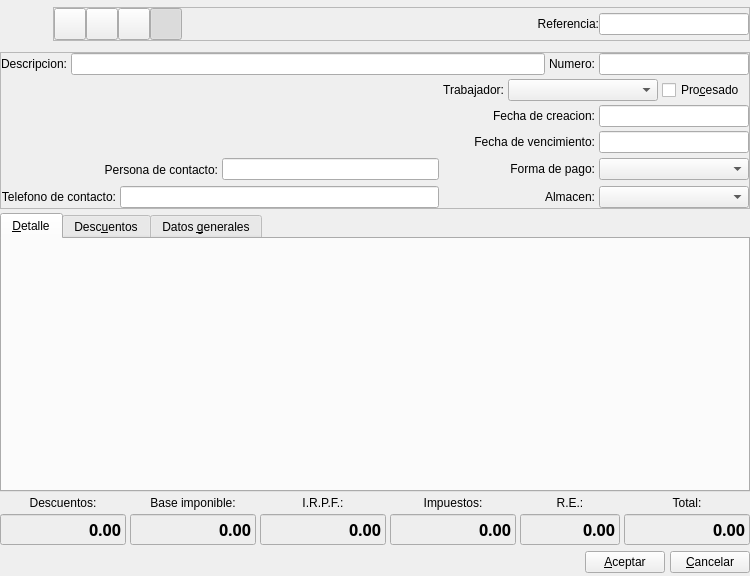
The window that bulmages/bulmafact/plugins/pluginbf_clientepresupuesto/presupuestoclientebase.ui (eboladev/Bulmages-1) describes before a commit, drawn with Qt 5.
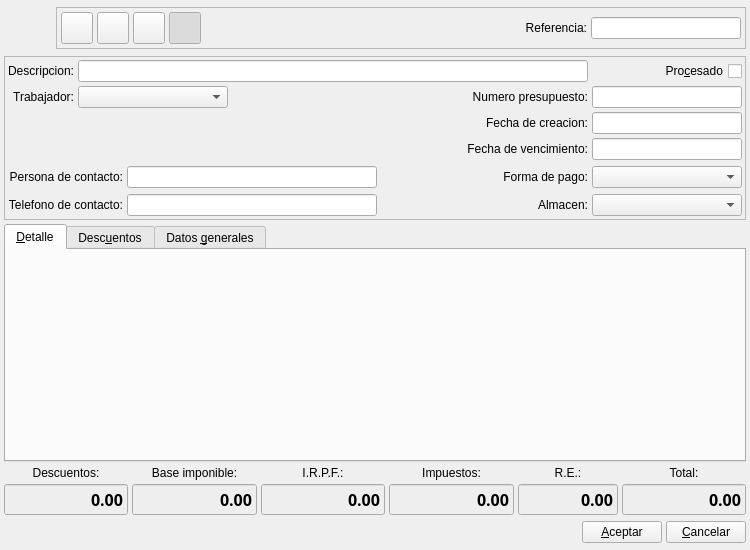
The same window after the commit. Icons and pictures are not drawn. Custom widgets are drawn as their Qt base class.

What changed in the file:
```diff
--- a/bulmages/bulmafact/plugins/pluginbf_clientepresupuesto/presupuestoclientebase.ui
+++ b/bulmages/bulmafact/plugins/pluginbf_clientepresupuesto/presupuestoclientebase.ui
@@ -8,14 +8,14 @@
     <x>0</x>
     <y>0</y>
     <width>750</width>
-    <height>576</height>
+    <height>550</height>
    </rect>
   </property>
-  <property name="sizePolicy">
-   <sizepolicy hsizetype="Preferred" vsizetype="Preferred">
-    <horstretch>0</horstretch>
-    <verstretch>0</verstretch>
-   </sizepolicy>
+  <property name="minimumSize">
+   <size>
+    <width>750</width>
+    <height>550</height>
+   </size>
   </property>
   <property name="windowTitle">
    <string>Nuevo presupuesto a cliente</string>
@@ -26,12 +26,12 @@
   </property>
   <layout class="QGridLayout" name="gridLayout_2">
    <property name="margin">
-    <number>0</number>
+    <number>4</number>
    </property>
    <item row="0" column="0" colspan="6">
     <layout class="QHBoxLayout">
      <property name="spacing">
-      <number>5</number>
+      <number>4</number>
      </property>
      <property name="margin">
       <number>0</number>
@@ -74,10 +74,10 @@
        </property>
        <layout class="QHBoxLayout">
         <property name="spacing">
-         <number>0</number>
+         <number>4</number>
         </property>
         <property name="margin">
-         <number>0</number>
+         <number>4</number>
         </property>
         <item>
          <widget class="QToolButton" name="mui_guardar">
@@ -108,8 +108,8 @@
           </property>
           <property name="iconSize">
            <size>
-            <width>32</width>
-            <height>32</height>
+            <width>22</width>
+            <height>22</height>
            </size>
           </property>
           <property name="shortcut">
@@ -146,8 +146,8 @@
           </property>
           <property name="iconSize">
            <size>
-            <width>32</width>
-            <height>32</height>
+            <width>22</width>
+            <height>22</height>
            </size>
           </property>
           <property name="shortcut">
@@ -184,8 +184,8 @@
           </property>
           <property name="iconSize">
            <size>
-            <width>32</width>
-            <height>32</height>
+            <width>22</width>
+            <height>22</height>
            </size>
           </property>
           <property name="shortcut">
@@ -222,8 +222,8 @@
           </property>
           <property name="iconSize">
            <size>
-            <width>32</width>
-            <height>32</height>
+            <width>22</width>
+            <height>22</height>
            </size>
           </property>
           <property name="shortcut">
@@ -355,12 +355,7 @@
       <enum>QFrame::Raised</enum>
      </property>
      <layout class="QGridLayout" name="gridLayout">
-      <property name="margin">
-       <number>0</number>
-      </property>
-      <item row="0" column="0" colspan="4">
-       <layout class="QHBoxLayout">
-        <item>
+      <item row="0" column="0">
          <widget class="QLabel" name="label8">
           <property name="sizePolicy">
            <sizepolicy hsizetype="Preferred" vsizetype="Fixed">
@@ -379,7 +374,7 @@
           </property>
          </widget>
         </item>
-        <item>
+      <item row="0" column="1" colspan="4">
          <widget class="QLineEdit" name="mui_descpresupuesto">
           <property name="sizePolicy">
            <sizepolicy hsizetype="Expanding" vsizetype="Preferred">
@@ -392,7 +387,65 @@
           </property>
          </widget>
         </item>
-        <item>
+      <item row="0" column="5">
+       <widget class="QCheckBox" name="mui_procesadopresupuesto">
+        <property name="layoutDirection">
+         <enum>Qt::RightToLeft</enum>
+        </property>
+        <property name="text">
+         <string>Pro&amp;cesado</string>
+        </property>
+       </widget>
+      </item>
+      <item row="1" column="0">
+       <widget class="QLabel" name="label10">
+        <property name="sizePolicy">
+         <sizepolicy hsizetype="Preferred" vsizetype="Fixed">
+          <horstretch>0</horstretch>
+          <verstretch>0</verstretch>
+         </sizepolicy>
+        </property>
+        <property name="text">
+         <string>Trabajador:</string>
+        </property>
+        <property name="alignment">
+         <set>Qt::AlignRight|Qt::AlignTrailing|Qt::AlignVCenter</set>
+        </property>
+        <property name="buddy">
+         <cstring>mui_idtrabajador</cstring>
+        </property>
+       </widget>
+      </item>
+      <item row="1" column="1" colspan="2">
+       <widget class="BfBuscarTrabajador" name="mui_idtrabajador">
+        <property name="minimumSize">
+         <size>
+          <width>150</width>
+          <height>0</height>
+         </size>
+        </property>
+        <property name="maximumSize">
+         <size>
+          <width>150</width>
+          <height>16777215</height>
+         </size>
+        </property>
+       </widget>
+      </item>
+      <item row="1" column="3">
+       <spacer name="horizontalSpacer_3">
+        <property name="orientation">
+         <enum>Qt::Horizontal</enum>
+        </property>
+        <property name="sizeHint" stdset="0">
+         <size>
+          <width>68</width>
+          <height>20</height>
+         </size>
+        </property>
+       </spacer>
+      </item>
+      <item row="1" column="4">
          <widget class="QLabel" name="label7">
           <property name="sizePolicy">
            <sizepolicy hsizetype="Preferred" vsizetype="Fixed">
@@ -401,7 +454,7 @@
            </sizepolicy>
           </property>
           <property name="text">
-           <string>Numero:</string>
+         <string>Numero presupuesto:</string>
           </property>
           <property name="alignment">
            <set>Qt::AlignRight|Qt::AlignTrailing|Qt::AlignVCenter</set>
@@ -411,7 +464,7 @@
           </property>
          </widget>
         </item>
-        <item>
+      <item row="1" column="5">
          <widget class="QLineEdit" name="mui_numpresupuesto">
           <property name="sizePolicy">
            <sizepolicy hsizetype="Preferred" vsizetype="Preferred">
@@ -433,9 +486,7 @@
           </property>
          </widget>
         </item>
-       </layout>
-      </item>
-      <item row="1" column="0" rowspan="3">
+      <item row="2" column="0" rowspan="2" colspan="4">
        <widget class="BlSearchWidget" name="mui_idcliente" native="true">
         <property name="sizePolicy">
          <sizepolicy hsizetype="Ignored" vsizetype="Ignored">
@@ -451,58 +502,7 @@
         </property>
        </widget>
       </item>
-      <item row="1" column="1">
-       <layout class="QHBoxLayout" name="horizontalLayout_7">
-        <item>
-         <widget class="QLabel" name="label10">
-          <property name="sizePolicy">
-           <sizepolicy hsizetype="Preferred" vsizetype="Fixed">
-            <horstretch>0</horstretch>
-            <verstretch>0</verstretch>
-           </sizepolicy>
-          </property>
-          <property name="text">
-           <string>Trabajador:</string>
-          </property>
-          <property name="alignment">
-           <set>Qt::AlignRight|Qt::AlignTrailing|Qt::AlignVCenter</set>
-          </property>
-          <property name="buddy">
-           <cstring>mui_idtrabajador</cstring>
-          </property>
-         </widget>
-        </item>
-        <item>
-         <widget class="BfBuscarTrabajador" name="mui_idtrabajador">
-          <property name="minimumSize">
-           <size>
-            <width>150</width>
-            <height>0</height>
-           </size>
-          </property>
-          <property name="maximumSize">
-           <size>
-            <width>150</width>
-            <height>16777215</height>
-           </size>
-          </property>
-         </widget>
-        </item>
-       </layout>
-      </item>
-      <item row="1" column="2">
-       <widget class="QCheckBox" name="mui_procesadopresupuesto">
-        <property name="layoutDirection">
-         <enum>Qt::LeftToRight</enum>
-        </property>
-        <property name="text">
-         <string>Pro&amp;cesado</string>
-        </property>
-       </widget>
-      </item>
-      <item row="2" column="1" colspan="3">
-       <layout class="QHBoxLayout" name="horizontalLayout_6">
-        <item>
+      <item row="2" column="4">
          <widget class="QLabel" name="label15">
           <property name="sizePolicy">
            <sizepolicy hsizetype="Preferred" vsizetype="Fixed">
@@ -521,7 +521,7 @@
           </property>
          </widget>
         </item>
-        <item>
+      <item row="2" column="5">
          <widget class="BlDateSearch" name="mui_fpresupuesto">
           <property name="minimumSize">
            <size>
@@ -537,11 +537,7 @@
           </property>
          </widget>
         </item>
-       </layout>
-      </item>
-      <item row="3" column="1" colspan="3">
-       <layout class="QHBoxLayout" name="horizontalLayout_5">
-        <item>
+      <item row="3" column="4">
          <widget class="QLabel" name="label11">
           <property name="sizePolicy">
            <sizepolicy hsizetype="Preferred" vsizetype="Fixed">
@@ -560,7 +556,7 @@
           </property>
          </widget>
         </item>
-        <item>
+      <item row="3" column="5">
          <widget class="BlDateSearch" name="mui_vencpresupuesto">
           <property name="minimumSize">
            <size>
@@ -576,11 +572,7 @@
           </property>
          </widget>
         </item>
-       </layout>
-      </item>
-      <item row="4" column="0">
-       <layout class="QHBoxLayout" name="horizontalLayout_2">
-        <item>
+      <item row="4" column="0" colspan="2">
          <widget class="QLabel" name="label9">
           <property name="sizePolicy">
            <sizepolicy hsizetype="Preferred" vsizetype="Fixed">
@@ -605,21 +597,36 @@
           </property>
          </widget>
         </item>
-        <item>
+      <item row="4" column="2">
          <widget class="QLineEdit" name="mui_contactpresupuesto">
           <property name="sizePolicy">
-           <sizepolicy hsizetype="Ignored" vsizetype="Fixed">
+         <sizepolicy hsizetype="Expanding" vsizetype="Fixed">
             <horstretch>0</horstretch>
             <verstretch>0</verstretch>
            </sizepolicy>
           </property>
-         </widget>
-        </item>
-       </layout>
+        <property name="minimumSize">
+         <size>
+          <width>250</width>
+          <height>0</height>
+         </size>
+        </property>
+       </widget>
+      </item>
+      <item row="4" column="3">
+       <spacer name="horizontalSpacer">
+        <property name="orientation">
+         <enum>Qt::Horizontal</enum>
+        </property>
+        <property name="sizeHint" stdset="0">
+         <size>
+          <width>68</width>
+          <height>26</height>
+         </size>
+        </property>
+       </spacer>
       </item>
-      <item row="4" column="1" colspan="3">
-       <layout class="QHBoxLayout" name="horizontalLayout_4">
-        <item>
+      <item row="4" column="4">
          <widget class="QLabel" name="label12">
           <property name="sizePolicy">
            <sizepolicy hsizetype="Preferred" vsizetype="Fixed">
@@ -638,7 +645,7 @@
           </property>
          </widget>
         </item>
-        <item>
+      <item row="4" column="5">
          <widget class="BfBuscarFormaPago" name="mui_idforma_pago">
           <property name="maximumSize">
            <size>
@@ -648,11 +655,7 @@
           </property>
          </widget>
         </item>
-       </layout>
-      </item>
-      <item row="5" column="0">
-       <layout class="QHBoxLayout" name="horizontalLayout">
-        <item>
+      <item row="5" column="0" colspan="2">
          <widget class="QLabel" name="label14">
           <property name="sizePolicy">
            <sizepolicy hsizetype="Preferred" vsizetype="Fixed">
@@ -671,7 +674,7 @@
           </property>
          </widget>
         </item>
-        <item>
+      <item row="5" column="2">
          <widget class="QLineEdit" name="mui_telpresupuesto">
           <property name="sizePolicy">
            <sizepolicy hsizetype="Expanding" vsizetype="Fixed">
@@ -679,13 +682,28 @@
             <verstretch>0</verstretch>
            </sizepolicy>
           </property>
-         </widget>
-        </item>
-       </layout>
+        <property name="minimumSize">
+         <size>
+          <width>250</width>
+          <height>0</height>
+         </size>
+        </property>
+       </widget>
+      </item>
+      <item row="5" column="3">
+       <spacer name="horizontalSpacer_2">
+        <property name="orientation">
+         <enum>Qt::Horizontal</enum>
+        </property>
+        <property name="sizeHint" stdset="0">
+         <size>
+          <width>68</width>
+          <height>20</height>
+         </size>
+        </property>
+       </spacer>
       </item>
-      <item row="5" column="1" colspan="3">
-       <layout class="QHBoxLayout" name="horizontalLayout_3">
-        <item>
+      <item row="5" column="4">
          <widget class="QLabel" name="m_lblalmacen">
           <property name="sizePolicy">
            <sizepolicy hsizetype="Preferred" vsizetype="Fixed">
@@ -704,7 +722,7 @@
           </property>
          </widget>
         </item>
-        <item>
+      <item row="5" column="5">
          <widget class="BfBuscarAlmacen" name="mui_idalmacen">
           <property name="minimumSize">
            <size>
@@ -721,8 +739,6 @@
          </widget>
         </item>
        </layout>
-      </item>
-     </layout>
     </widget>
    </item>
    <item row="2" column="0" colspan="6">
@@ -742,10 +758,10 @@
       </attribute>
       <layout class="QVBoxLayout">
        <property name="spacing">
-        <number>5</number>
+        <number>4</number>
        </property>
        <property name="margin">
-        <number>5</number>
+        <number>4</number>
        </property>
        <item>
         <widget class="ListLinPresupuestoView" name="subform2" native="true">
@@ -1434,7 +1450,7 @@
    <item row="5" column="0" colspan="6">
     <layout class="QHBoxLayout">
      <property name="spacing">
-      <number>5</number>
+      <number>4</number>
      </property>
      <property name="margin">
       <number>0</number>
```
Left out of the diff: 8 changed lines with no effect on the pictures. Lines whose indentation alone changed are shown as unchanged.
